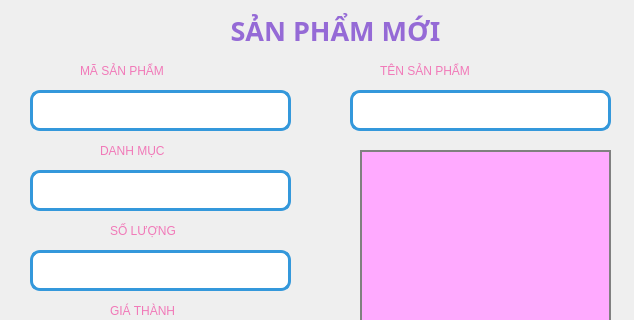
Before: the Qt Designer form SanPham/themSP.ui in minhngoc22/Pet-Store, drawn with Qt 5; both pictures show x 0 to 634 and y 0 to 320 of the 634 by 632 pixel window.
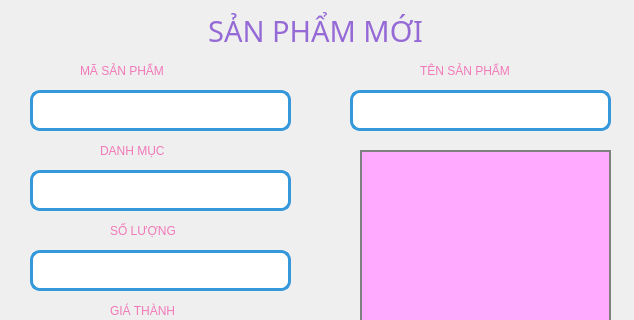
After: the same form once the commit is applied. Icons and pictures are not drawn.

Patch:
```diff
--- a/SanPham/themSP.ui
+++ b/SanPham/themSP.ui
@@ -16,7 +16,7 @@
   <widget class="QLabel" name="labelTitle">
    <property name="geometry">
     <rect>
-     <x>170</x>
+     <x>150</x>
      <y>10</y>
      <width>331</width>
      <height>41</height>
@@ -24,10 +24,11 @@
    </property>
    <property name="font">
     <font>
-     <family>Arial Black</family>
-     <pointsize>20</pointsize>
-     <weight>75</weight>
-     <bold>true</bold>
+     <family>Segoe UI Black</family>
+     <pointsize>22</pointsize>
+     <weight>10</weight>
+     <italic>false</italic>
+     <bold>false</bold>
     </font>
    </property>
    <property name="styleSheet">
@@ -95,7 +96,7 @@
   <widget class="QLabel" name="label_2">
    <property name="geometry">
     <rect>
-     <x>380</x>
+     <x>420</x>
      <y>60</y>
      <width>171</width>
      <height>21</height>
```
Left out of the diff: 3 changed lines with no effect on the pictures.
